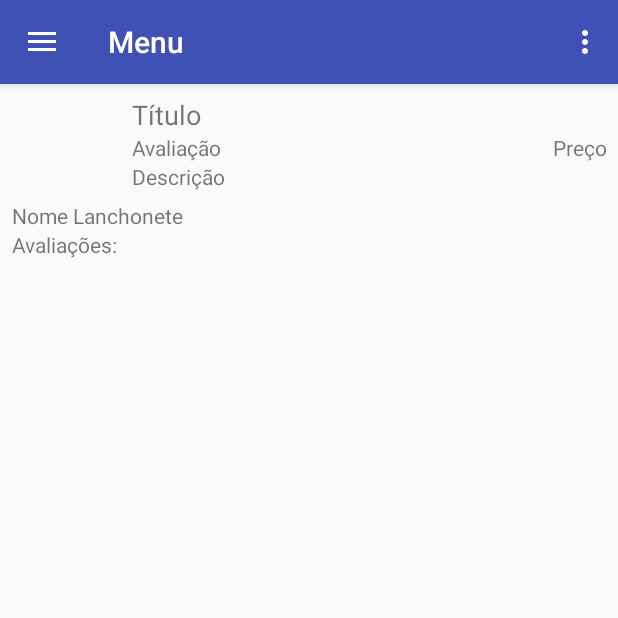
After one commit to joaomflima/Menu, an Android app: the fragment ProdutoFragment placed in its activity, on a phone screen of 412 x 824 dp, the top half of it. The commit adds this screen. Run offline under Robolectric (Android 15) with nearby library versions, the phone set to English and light mode, and no system bars; our stand-ins replace Picasso; libraries missing offline, so code that uses them is left out: com.koushikdutta.async, com.koushikdutta.ion; pictures from the network do not load; 3 statements that could not run were skipped.

Commit message:
Evento de click adicionado na lista de produtos

```diff
--- a/app/src/main/java/com/una/menu/activity/PrincipalActivity.java
+++ b/app/src/main/java/com/una/menu/activity/PrincipalActivity.java
@@ -33,6 +33,7 @@ import com.una.menu.adapter.ProdutoAdapter;
 import com.una.menu.fragment.BuscaFragment;
 import com.una.menu.fragment.CadastLanchFragment;
 import com.una.menu.fragment.LanchonetesFragment;
+import com.una.menu.fragment.ProdutoFragment;
 import com.una.menu.model.Produto;
 
 import java.util.ArrayList;
--- a/app/src/main/java/com/una/menu/fragment/BuscaFragment.java
+++ b/app/src/main/java/com/una/menu/fragment/BuscaFragment.java
@@ -2,8 +2,10 @@ package com.una.menu.fragment;
 
 
 import android.content.Context;
+import android.content.Intent;
 import android.os.Bundle;
 import android.support.v4.app.Fragment;
+import android.support.v4.app.FragmentTransaction;
 import android.support.v7.widget.DividerItemDecoration;
 import android.support.v7.widget.LinearLayoutManager;
 import android.support.v7.widget.RecyclerView;
@@ -12,6 +14,8 @@ import android.view.View;
 import android.view.ViewGroup;
 import android.support.v7.widget.SearchView;
 import android.view.inputmethod.InputMethodManager;
+import android.widget.AdapterView;
+import android.widget.FrameLayout;
 import android.widget.LinearLayout;
 import android.widget.ProgressBar;
 import android.widget.Toast;
@@ -21,6 +25,7 @@ import com.google.gson.JsonObject;
 import com.koushikdutta.async.future.FutureCallback;
 import com.koushikdutta.ion.Ion;
 import com.una.menu.R;
+import com.una.menu.RecyclerItemClickListener;
 import com.una.menu.adapter.ProdutoAdapter;
 import com.una.menu.model.Produto;
 
@@ -37,6 +42,7 @@ public class BuscaFragment extends Fragment {
     private Context context;
 
     // Variaveis
+    private FrameLayout frameContainer;
     private SearchView searchProdutos;
     private RecyclerView recyclerProdutos;
     private List<Produto> listaProduto = new ArrayList<>();
@@ -58,27 +64,16 @@ public class BuscaFragment extends Fragment {
 
         // -------------------------- INICIO DO CÓDIGO ------------------------
 
+        frameContainer = view.findViewById(R.id.frameContainer);
         searchProdutos = view.findViewById(R.id.buscaProdutos);
         recyclerProdutos = view.findViewById(R.id.recyclerViewProdutos);
         iconeLoad = view.findViewById(R.id.progressBar2);
 
         iconeLoad.setVisibility(View.VISIBLE);
 
-
-        // Configura SearchView
-        searchProdutos.setQueryHint("Pesquisa Produtos");
-
         // Lista Produtos
         this.buscaAutomaticaProdutos();
-
-
-        // Configurar RecyclerView
-        RecyclerView.LayoutManager layoutManager = new LinearLayoutManager(context);
-        recyclerProdutos.setLayoutManager(layoutManager);
-        recyclerProdutos.setHasFixedSize(true);
-        recyclerProdutos.addItemDecoration(new DividerItemDecoration(context,LinearLayout.VERTICAL));
-        recyclerProdutos.setAdapter(adapter);
-
+//        this.setaProdutoManual();
 
         // Configura SearchView
         searchProdutos.setQueryHint("Pesquisar Produtos");
@@ -100,6 +95,43 @@ public class BuscaFragment extends Fragment {
                 return false;
             }
         });
+
+        // Configurar RecyclerView
+        RecyclerView.LayoutManager layoutManager = new LinearLayoutManager(context);
+        recyclerProdutos.setLayoutManager(layoutManager);
+        recyclerProdutos.setHasFixedSize(true);
+        recyclerProdutos.addItemDecoration(new DividerItemDecoration(context,LinearLayout.VERTICAL));
+        recyclerProdutos.setAdapter(adapter);
+
+        recyclerProdutos.addOnItemTouchListener(
+                new RecyclerItemClickListener(
+                        context,
+                        recyclerProdutos,
+                        new RecyclerItemClickListener.OnItemClickListener() {
+                            @Override
+                            public void onItemClick(View view, int position) {
+                                Produto produto = listaProduto.get(position);
+                                Toast.makeText(context, "Produto selecionado: " + produto.getNome(),
+                                        Toast.LENGTH_SHORT).show();
+                                ProdutoFragment produtoFragment = new ProdutoFragment();
+                                FragmentTransaction fragmentTransaction = getActivity().getSupportFragmentManager().beginTransaction();
+                                fragmentTransaction.replace(R.id.frameContainer, produtoFragment);
+                                fragmentTransaction.commit();
+                            }
+
+                            @Override
+                            public void onLongItemClick(View view, int position) {
+                                Toast.makeText(context,"Clique longo", Toast.LENGTH_SHORT).show();
+
+                            }
+
+                            @Override
+                            public void onItemClick(AdapterView<?> parent, View view, int position, long id) {
+
+                            }
+                        }
+                )
+        );
 
         // -------------------------- FIM DO CÓDIGO ------------------------
         return  view;
@@ -240,6 +272,21 @@ public class BuscaFragment extends Fragment {
         super.onAttach(context);
     }
 
+
+    public void setaProdutoManual() {
+        Produto p = new Produto();
+        p.setId_produto("0");
+        p.setNome("Suco");
+        p.setDescricao("Suco Natural");
+        p.setPreco("R$ 1,50");
+        p.setImagem();
+
+        listaProduto.add(p);
+
+        iconeLoad.setVisibility(View.GONE);
+    }
+
+
    /* private void fechaTeclado() {
         View view = this.getCurrentFocus();
         if (view != null) {
--- /dev/null
+++ b/app/src/main/java/com/una/menu/fragment/ProdutoFragment.java
@@ -0,0 +1,30 @@
+package com.una.menu.fragment;
+
+
+import android.os.Bundle;
+import android.support.v4.app.Fragment;
+import android.view.LayoutInflater;
+import android.view.View;
+import android.view.ViewGroup;
+
+import com.una.menu.R;
+
+/**
+ * A simple {@link Fragment} subclass.
+ */
+public class ProdutoFragment extends Fragment {
+
+
+    public ProdutoFragment() {
+        // Required empty public constructor
+    }
+
+
+    @Override
+    public View onCreateView(LayoutInflater inflater, ViewGroup container,
+                             Bundle savedInstanceState) {
+        // Inflate the layout for this fragment
+        return inflater.inflate(R.layout.fragment_produto, container, false);
+    }
+
+}
--- a/app/src/main/java/com/una/menu/model/Produto.java
+++ b/app/src/main/java/com/una/menu/model/Produto.java
@@ -1,6 +1,10 @@
 package com.una.menu.model;
 
 import android.support.annotation.NonNull;
+import android.support.v4.app.FragmentTransaction;
+
+import com.una.menu.R;
+import com.una.menu.fragment.ProdutoFragment;
 
 public class Produto implements Comparable<Produto> {
 
@@ -101,4 +105,6 @@ public class Produto implements Comparable<Produto> {
     public int compareTo(@NonNull Produto o) {
         return 0;
     }
+
+
 }
--- /dev/null
+++ b/app/src/main/res/layout/fragment_produto.xml
@@ -0,0 +1,94 @@
+<?xml version="1.0" encoding="utf-8"?>
+<LinearLayout xmlns:android="http://schemas.android.com/apk/res/android"
+    xmlns:app="http://schemas.android.com/apk/res-auto"
+    android:layout_width="match_parent"
+    android:layout_height="wrap_content"
+    android:layout_margin="8dp"
+    android:orientation="vertical">
+
+    <LinearLayout
+        android:layout_width="match_parent"
+        android:layout_height="match_parent"
+        android:layout_weight="1"
+        android:orientation="horizontal">
+
+        <ImageView
+            android:id="@+id/imageProduto"
+            android:layout_width="160dp"
+            android:layout_height="70dp"
+            android:layout_gravity="center"
+            android:layout_weight="1" />
+
+        <LinearLayout
+            android:layout_width="match_parent"
+            android:layout_height="match_parent"
+            android:layout_weight="1"
+            android:orientation="vertical">
+
+            <TextView
+                android:id="@+id/textTitulo"
+                android:layout_width="match_parent"
+                android:layout_height="wrap_content"
+                android:text="Título"
+                android:textSize="18sp" />
+
+            <LinearLayout
+                android:layout_width="match_parent"
+                android:layout_height="wrap_content"
+                android:orientation="horizontal">
+
+                <TextView
+                    android:id="@+id/textAvaliacao"
+                    android:layout_width="wrap_content"
+                    android:layout_height="wrap_content"
+                    android:layout_weight="1"
+                    android:text="Avaliação" />
+
+                <TextView
+                    android:id="@+id/textPreco"
+                    android:layout_width="wrap_content"
+                    android:layout_height="wrap_content"
+                    android:layout_weight="1"
+                    android:gravity="right"
+                    android:text="Preço"
+                    android:textAllCaps="false" />
+
+            </LinearLayout>
+
+            <LinearLayout
+                android:layout_width="match_parent"
+                android:layout_height="match_parent"
+                android:orientation="horizontal">
+
+                <TextView
+                    android:id="@+id/textDescricao"
+                    android:layout_width="match_parent"
+                    android:layout_height="wrap_content"
+                    android:layout_weight="1"
+                    android:text="Descrição" />
+            </LinearLayout>
+
+        </LinearLayout>
+
+    </LinearLayout>
+
+    <TextView
+        android:id="@+id/textLanchonet"
+        android:layout_width="match_parent"
+        android:layout_height="wrap_content"
+        android:layout_weight="1"
+        android:text="Nome Lanchonete" />
+
+    <TextView
+        android:id="@+id/textView2"
+        android:layout_width="match_parent"
+        android:layout_height="wrap_content"
+        android:layout_weight="1"
+        android:text="Avaliações:" />
+
+    <android.support.v7.widget.RecyclerView
+        android:layout_width="match_parent"
+        android:layout_height="wrap_content"
+        android:layout_weight="1" />
+
+</LinearLayout>
--- a/app/src/main/res/layout/nav_header_principal.xml
+++ b/app/src/main/res/layout/nav_header_principal.xml
@@ -34,6 +34,6 @@
         android:id="@+id/textEmailUsuario"
         android:layout_width="wrap_content"
         android:layout_height="wrap_content"
-        android:text="@string/nav_header_subtitle" />
+        android:text="email@android.com" />
 
 </LinearLayout>
```
Also changed, not shown: app/src/main/java/com/una/menu/RecyclerItemClickListener.java (added, +66 -0 lines), app/src/main/java/com/una/menu/adapter/AvaliacaoAdapter.java (added, +96 -0 lines), app/src/main/res/layout/fragment_busca.xml (+2 -5 lines).
